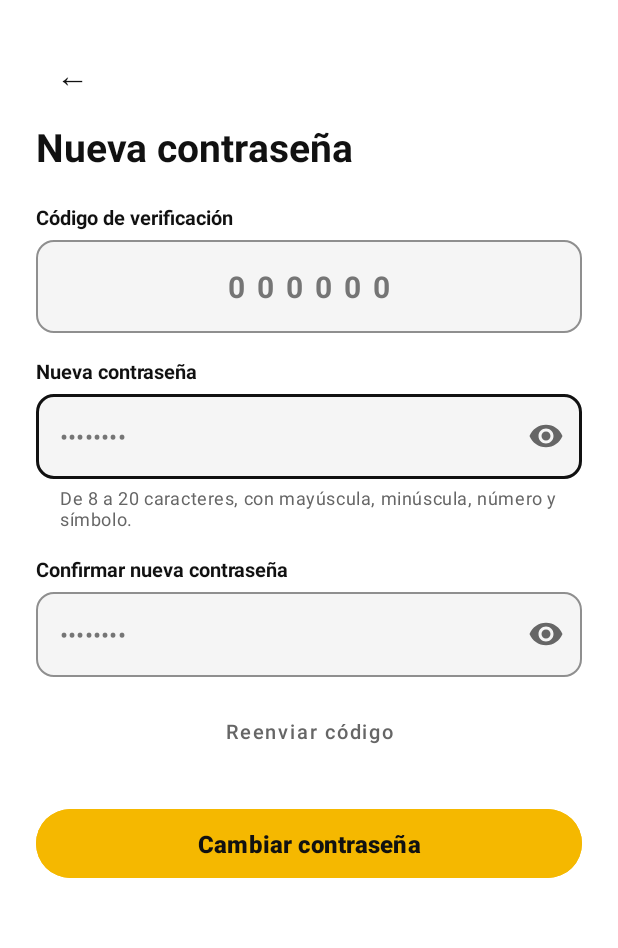
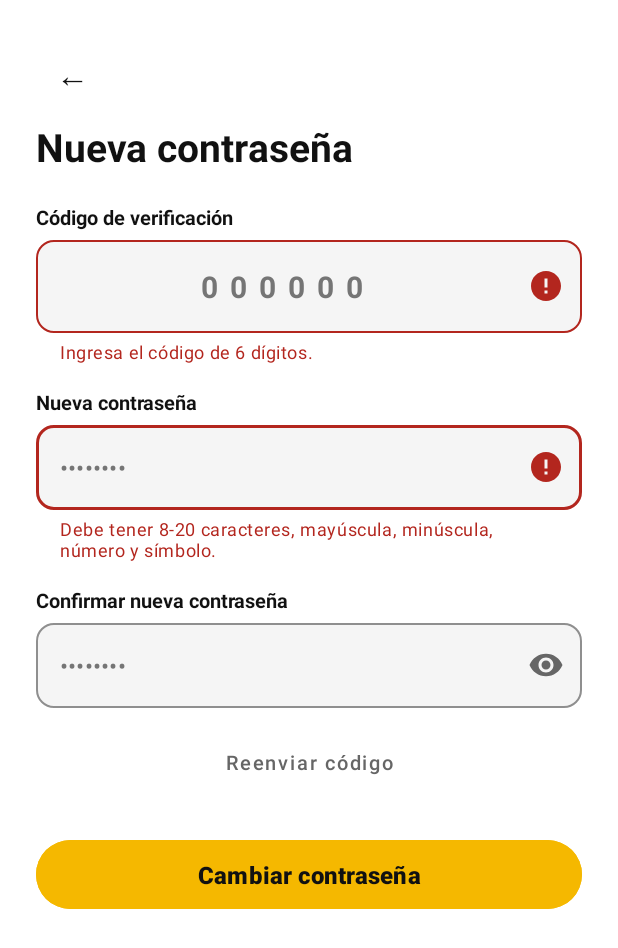
Before and after one commit to CaritoLux/appTaxiHGO, an Android app: the ActivityNuevaContrasena screen opened directly, with no data from a screen before it, after a tap on "Cambiar contraseña", on a phone screen of 412 x 824 dp. Shown: the top 948 px of the screen. Run offline under Robolectric (Android 15) with nearby library versions, the phone set to English and light mode, and no system bars.

Commit message:
mostrar errores al no llenar los campos

```diff
--- a/app/src/main/java/mx/com/bandline/apptaxihgo/presenter/NuevaContrasenaPresenter.kt
+++ b/app/src/main/java/mx/com/bandline/apptaxihgo/presenter/NuevaContrasenaPresenter.kt
@@ -12,18 +12,23 @@ class NuevaContrasenaPresenter(private val vista: ActivityNuevaContrasena) {
     private val regex = "^(?=.*[a-z])(?=.*[A-Z])(?=.*\\d)(?=.*[\\W_])[A-Za-z\\d\\W_]{8,20}\$".toRegex()
 
     fun cambiarContrasena(correo: String, codigo: String, contrasena: String, confirmar: String) {
+        vista.limpiarErrores()
+        var esValido = true
+
         if (codigo.length != 6) {
-            vista.mostrarError("Ingresa el código de 6 dígitos.")
-            return
+            vista.mostrarErrorCodigo("Ingresa el código de 6 dígitos.")
+            esValido = false
+        }
+        if (!contrasena.matches(regex)) {
+            vista.mostrarErrorContrasena("Debe tener 8-20 caracteres, mayúscula, minúscula, número y símbolo.")
+            esValido = false
         }
         if (contrasena != confirmar) {
-            vista.mostrarError("Las contraseñas no coinciden.")
-            return
+            vista.mostrarErrorConfirmar("Las contraseñas no coinciden.")
+            esValido = false
         }
-        if (!contrasena.matches(regex)) {
-            vista.mostrarError("La contraseña debe tener de 8 a 20 caracteres, mayúscula, minúscula, número y símbolo.")
-            return
-        }
+
+        if (!esValido) return
 
         CoroutineScope(Dispatchers.Main).launch {
             try {
@@ -34,11 +39,11 @@ class NuevaContrasenaPresenter(private val vista: ActivityNuevaContrasena) {
                 if (respuesta.exito) {
                     vista.contrasenaCambiada(respuesta.mensaje)
                 } else {
-                    vista.mostrarError(respuesta.mensaje)
+                    vista.mostrarErrorServidor(respuesta.mensaje)
                 }
             } catch (e: Exception) {
                 vista.mostrarCargando(false)
-                vista.mostrarError("Error de red: ${e.localizedMessage}")
+                vista.mostrarErrorServidor("Error de red: ${e.localizedMessage}")
             }
         }
     }
--- a/app/src/main/java/mx/com/bandline/apptaxihgo/view/ActivityNuevaContrasena.kt
+++ b/app/src/main/java/mx/com/bandline/apptaxihgo/view/ActivityNuevaContrasena.kt
@@ -54,7 +54,23 @@ class ActivityNuevaContrasena : AppCompatActivity() {
         finish()
     }
 
-    fun mostrarError(mensaje: String) {
+    fun limpiarErrores() {
+        tilCodigo.error = null
+        tilContrasena.error = null
+        tilConfirmar.error = null
+    }
+
+    fun mostrarErrorCodigo(mensaje: String) {
+        tilCodigo.error = mensaje
+    }
+    fun mostrarErrorContrasena(mensaje: String) {
+        tilContrasena.error = mensaje
+    }
+    fun mostrarErrorConfirmar(mensaje: String) {
+        tilConfirmar.error = mensaje
+    }
+
+    fun mostrarErrorServidor(mensaje: String) {
         Toast.makeText(this, mensaje, Toast.LENGTH_LONG).show()
     }
 }
--- a/app/src/main/res/values-night/themes.xml
+++ b/app/src/main/res/values-night/themes.xml
@@ -1,7 +1,6 @@
 <resources xmlns:tools="http://schemas.android.com/tools">
     <!-- Base application theme. -->
-    <style name="Base.Theme.AppTaxiHGO" parent="Theme.Material3.DayNight.NoActionBar">
-        <!-- Customize your dark theme here. -->
-        <!-- <item name="colorPrimary">@color/my_dark_primary</item> -->
+    <style name="Theme.AppTaxiHGO" parent="Theme.Material3.DayNight.NoActionBar">
+        <item name="colorError">@color/rojo_error</item>
     </style>
 </resources>
--- a/app/src/main/res/values/colors.xml
+++ b/app/src/main/res/values/colors.xml
@@ -2,4 +2,5 @@
 <resources>
     <color name="black">#FF000000</color>
     <color name="white">#FFFFFFFF</color>
+    <color name="rojo_error">#DC2626</color>
 </resources>
```
Also changed, not shown: app/src/main/java/mx/com/bandline/apptaxihgo/presenter/LoginPresenter.kt (+23 -9 lines), app/src/main/java/mx/com/bandline/apptaxihgo/presenter/RecuperarPresenter.kt (+5 -3 lines), app/src/main/java/mx/com/bandline/apptaxihgo/presenter/RegistroPresenter.kt (+30 -8 lines), app/src/main/java/mx/com/bandline/apptaxihgo/view/ActivityLogin.kt (+13 -1 lines), app/src/main/java/mx/com/bandline/apptaxihgo/view/ActivityRecuperar.kt (+9 -1 lines), app/src/main/java/mx/com/bandline/apptaxihgo/view/ActivityRegistro.kt (+16 -0 lines).
